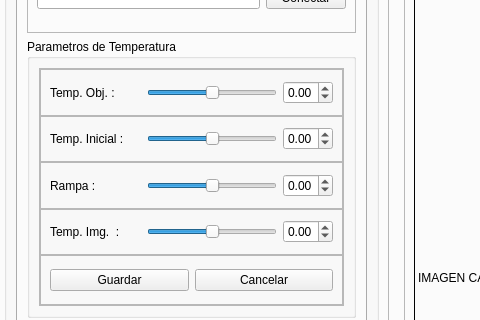
Qt form v4-interfaz.ui (tigre437/interfazv4) before a commit; both pictures show x 428 to 908 and y 145 to 465 of the 1340 by 832 pixel window.
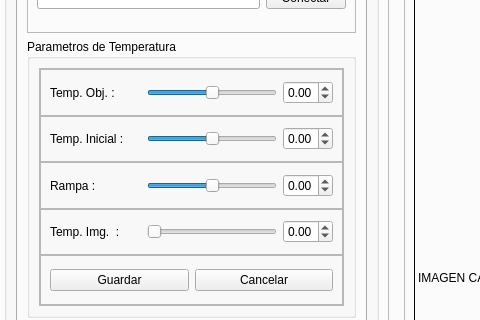
The same form after that commit. The open tabs and pages were chosen to show the change. Icons and pictures are not drawn.

Commit message: cambio un par de cosas de la rampa de temperatura y del json de temp

The edit to the form file:
```diff
--- a/v4-interfaz.ui
+++ b/v4-interfaz.ui
@@ -1841,7 +1841,7 @@
                         </widget>
                        </item>
                        <item>
-                        <widget class="QDoubleSpinBox" name="dSpinBoxTempMin">
+                        <widget class="QDoubleSpinBox" name="dSpinBoxTempSet">
                          <property name="maximumSize">
                           <size>
                            <width>50</width>
@@ -1937,7 +1937,7 @@
                         </widget>
                        </item>
                        <item>
-                        <widget class="QDoubleSpinBox" name="dSpinBoxTempSet">
+                        <widget class="QDoubleSpinBox" name="dSpinBoxTempRampa">
                          <property name="maximumSize">
                           <size>
                            <width>50</width>
@@ -1977,7 +1977,7 @@
                           </size>
                          </property>
                          <property name="minimum">
-                          <number>-99</number>
+                          <number>0</number>
                          </property>
                          <property name="orientation">
                           <enum>Qt::Horizontal</enum>
```
Left out of the diff: 6 changed lines with no effect on the pictures. The commit also changes 17 other files.
